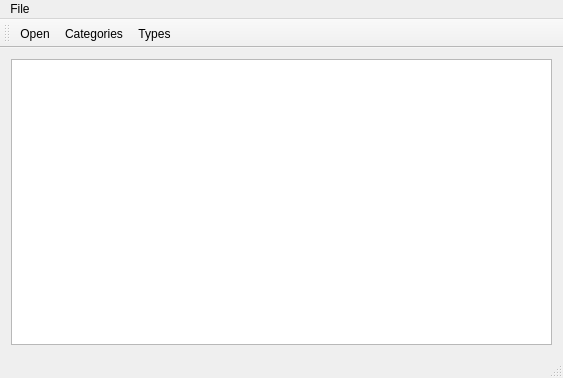
This is mainwindow.ui in MikaelStrom/compdb as Qt 5 draws it before an edit. The edited form follows.
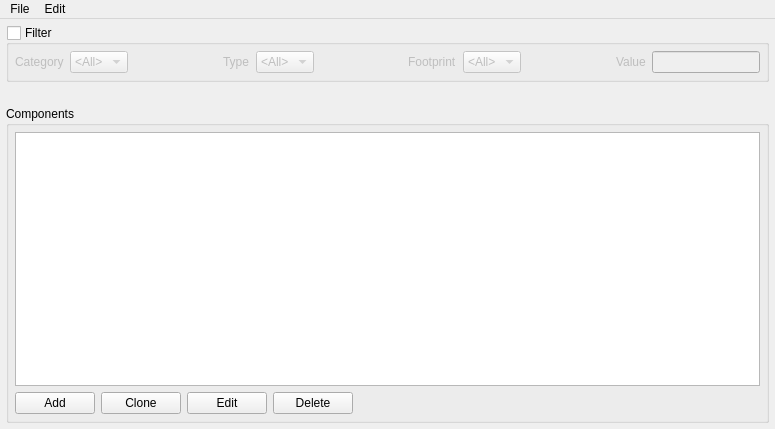
This is the edited form.

```diff
--- a/mainwindow.ui
+++ b/mainwindow.ui
@@ -6,17 +6,251 @@
    <rect>
     <x>0</x>
     <y>0</y>
-    <width>563</width>
-    <height>378</height>
+    <width>775</width>
+    <height>429</height>
    </rect>
   </property>
+  <property name="sizePolicy">
+   <sizepolicy hsizetype="Preferred" vsizetype="Preferred">
+    <horstretch>0</horstretch>
+    <verstretch>0</verstretch>
+   </sizepolicy>
+  </property>
   <property name="windowTitle">
    <string>compdb</string>
   </property>
   <widget class="QWidget" name="centralWidget">
    <layout class="QVBoxLayout" name="verticalLayout">
+    <property name="spacing">
+     <number>24</number>
+    </property>
+    <property name="leftMargin">
+     <number>6</number>
+    </property>
+    <property name="topMargin">
+     <number>6</number>
+    </property>
+    <property name="rightMargin">
+     <number>6</number>
+    </property>
+    <property name="bottomMargin">
+     <number>6</number>
+    </property>
     <item>
-     <widget class="QTableView" name="tableView"/>
+     <widget class="QGroupBox" name="group_filter">
+      <property name="focusPolicy">
+       <enum>Qt::TabFocus</enum>
+      </property>
+      <property name="title">
+       <string>Filter</string>
+      </property>
+      <property name="checkable">
+       <bool>true</bool>
+      </property>
+      <property name="checked">
+       <bool>false</bool>
+      </property>
+      <layout class="QHBoxLayout" name="horizontalLayout_3">
+       <property name="leftMargin">
+        <number>6</number>
+       </property>
+       <property name="topMargin">
+        <number>6</number>
+       </property>
+       <property name="rightMargin">
+        <number>6</number>
+       </property>
+       <property name="bottomMargin">
+        <number>6</number>
+       </property>
+       <item>
+        <widget class="QLabel" name="label_2">
+         <property name="text">
+          <string>Category</string>
+         </property>
+        </widget>
+       </item>
+       <item>
+        <widget class="QComboBox" name="cb_category">
+         <item>
+          <property name="text">
+           <string>&lt;All&gt;</string>
+          </property>
+         </item>
+        </widget>
+       </item>
+       <item>
+        <spacer name="horizontalSpacer_3">
+         <property name="orientation">
+          <enum>Qt::Horizontal</enum>
+         </property>
+         <property name="sizeHint" stdset="0">
+          <size>
+           <width>40</width>
+           <height>20</height>
+          </size>
+         </property>
+        </spacer>
+       </item>
+       <item>
+        <widget class="QLabel" name="label">
+         <property name="text">
+          <string>Type</string>
+         </property>
+        </widget>
+       </item>
+       <item>
+        <widget class="QComboBox" name="cb_type">
+         <item>
+          <property name="text">
+           <string>&lt;All&gt;</string>
+          </property>
+         </item>
+        </widget>
+       </item>
+       <item>
+        <spacer name="horizontalSpacer_4">
+         <property name="orientation">
+          <enum>Qt::Horizontal</enum>
+         </property>
+         <property name="sizeHint" stdset="0">
+          <size>
+           <width>40</width>
+           <height>20</height>
+          </size>
+         </property>
+        </spacer>
+       </item>
+       <item>
+        <widget class="QLabel" name="label_3">
+         <property name="text">
+          <string>Footprint</string>
+         </property>
+        </widget>
+       </item>
+       <item>
+        <widget class="QComboBox" name="cb_footprint">
+         <item>
+          <property name="text">
+           <string>&lt;All&gt;</string>
+          </property>
+         </item>
+        </widget>
+       </item>
+       <item>
+        <spacer name="horizontalSpacer_5">
+         <property name="orientation">
+          <enum>Qt::Horizontal</enum>
+         </property>
+         <property name="sizeHint" stdset="0">
+          <size>
+           <width>40</width>
+           <height>20</height>
+          </size>
+         </property>
+        </spacer>
+       </item>
+       <item>
+        <widget class="QLabel" name="label_4">
+         <property name="text">
+          <string>Value</string>
+         </property>
+        </widget>
+       </item>
+       <item>
+        <widget class="QLineEdit" name="le_value"/>
+       </item>
+      </layout>
+      <zorder>le_value</zorder>
+      <zorder>label_4</zorder>
+      <zorder>cb_type</zorder>
+      <zorder>label</zorder>
+      <zorder>label_3</zorder>
+      <zorder>cb_footprint</zorder>
+      <zorder>cb_category</zorder>
+      <zorder>label_2</zorder>
+      <zorder>horizontalSpacer_3</zorder>
+      <zorder>horizontalSpacer_4</zorder>
+      <zorder>horizontalSpacer_5</zorder>
+     </widget>
+    </item>
+    <item>
+     <widget class="QGroupBox" name="groupBox_2">
+      <property name="title">
+       <string>Components</string>
+      </property>
+      <layout class="QVBoxLayout" name="verticalLayout_2">
+       <property name="leftMargin">
+        <number>6</number>
+       </property>
+       <property name="topMargin">
+        <number>6</number>
+       </property>
+       <property name="rightMargin">
+        <number>6</number>
+       </property>
+       <property name="bottomMargin">
+        <number>6</number>
+       </property>
+       <item>
+        <widget class="QTableView" name="tableView"/>
+       </item>
+       <item>
+        <layout class="QHBoxLayout" name="horizontalLayout_2">
+         <property name="spacing">
+          <number>-1</number>
+         </property>
+         <property name="sizeConstraint">
+          <enum>QLayout::SetDefaultConstraint</enum>
+         </property>
+         <property name="topMargin">
+          <number>0</number>
+         </property>
+         <item>
+          <widget class="QPushButton" name="pb_add">
+           <property name="text">
+            <string>Add</string>
+           </property>
+          </widget>
+         </item>
+         <item>
+          <widget class="QPushButton" name="pb_clone">
+           <property name="text">
+            <string>Clone</string>
+           </property>
+          </widget>
+         </item>
+         <item>
+          <widget class="QPushButton" name="pb_edit">
+           <property name="text">
+            <string>Edit</string>
+           </property>
+          </widget>
+         </item>
+         <item>
+          <widget class="QPushButton" name="pb_delete">
+           <property name="text">
+            <string>Delete</string>
+           </property>
+          </widget>
+         </item>
+         <item>
+          <spacer name="horizontalSpacer_2">
+           <property name="orientation">
+            <enum>Qt::Horizontal</enum>
+           </property>
+           <property name="sizeHint" stdset="0">
+            <size>
+             <width>1</width>
+             <height>1</height>
+            </size>
+           </property>
+          </spacer>
+         </item>
+        </layout>
+       </item>
+      </layout>
+     </widget>
     </item>
    </layout>
   </widget>
@@ -25,7 +259,7 @@
     <rect>
      <x>0</x>
      <y>0</y>
-     <width>563</width>
+     <width>775</width>
      <height>22</height>
     </rect>
    </property>
@@ -37,26 +271,21 @@
      <string>File</string>
     </property>
     <addaction name="actionOpen"/>
+    <addaction name="actionNew_database"/>
+   </widget>
+   <widget class="QMenu" name="menuEdit">
+    <property name="title">
+     <string>Edit</string>
+    </property>
     <addaction name="actionType"/>
     <addaction name="actionCategory"/>
    </widget>
    <addaction name="menuFile"/>
+   <addaction name="menuEdit"/>
   </widget>
-  <widget class="QToolBar" name="mainToolBar">
-   <attribute name="toolBarArea">
-    <enum>TopToolBarArea</enum>
-   </attribute>
-   <attribute name="toolBarBreak">
-    <bool>false</bool>
-   </attribute>
-   <addaction name="actionOpen"/>
-   <addaction name="actionCategory"/>
-   <addaction name="actionType"/>
-  </widget>
-  <widget class="QStatusBar" name="statusBar"/>
   <action name="actionOpen">
    <property name="text">
-    <string>Open</string>
+    <string>Open database...</string>
    </property>
    <property name="toolTip">
     <string>Open component database</string>
@@ -64,7 +293,7 @@
   </action>
   <action name="actionCategory">
    <property name="text">
-    <string>Categories</string>
+    <string>Edit Categories</string>
    </property>
    <property name="toolTip">
     <string>Edit Categories</string>
@@ -72,7 +301,7 @@
   </action>
   <action name="actionType">
    <property name="text">
-    <string>Types</string>
+    <string>Edit Types</string>
    </property>
    <property name="toolTip">
     <string>Edit Types</string>
```
Left out of the diff: 29 changed lines with no effect on the pictures.
